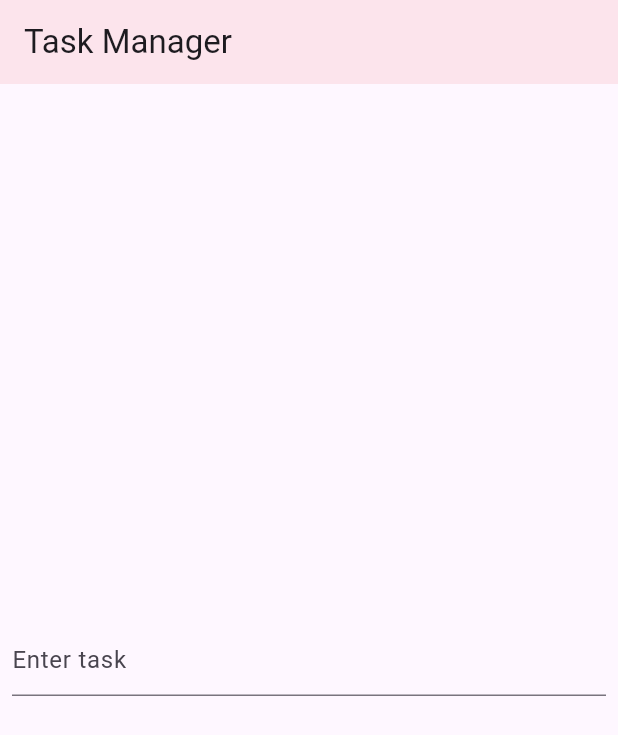
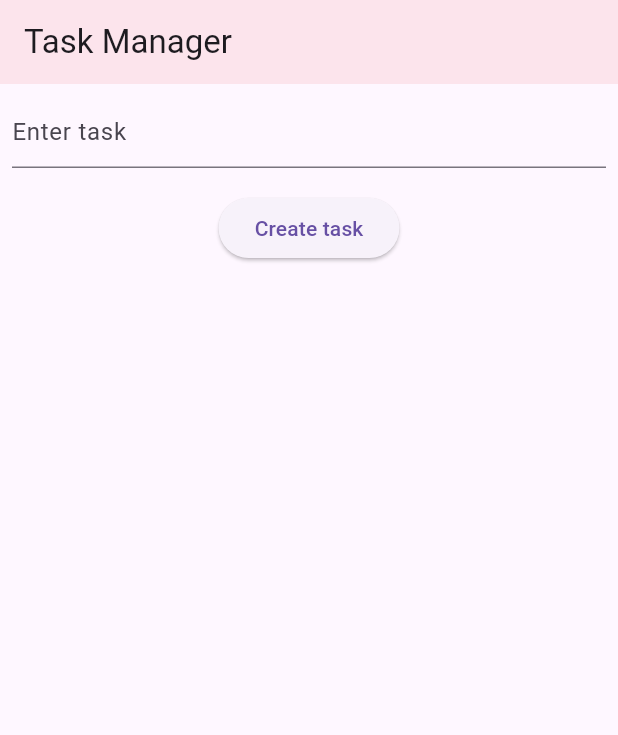
Before and after one commit to skylerplumley/cw3, a Flutter app: the screen it shows after launch, on a phone screen of 412 x 824 dp. Shown: the top 735 px of the screen. Run offline on Flutter 3.47's test engine with Material 3 defaults, Android fonts, the phone set to English and light mode, and no system bars.

Commit message:
Tasks displayed as they are created

```diff
--- a/lib/main.dart
+++ b/lib/main.dart
@@ -50,6 +50,18 @@
               controller: taskinput,
               decoration: InputDecoration(hintText: 'Enter task'),
             ),
+            SizedBox(height: 16),
+            ElevatedButton(onPressed: createtask, child: Text('Create task')),
+            SizedBox(height: 16),
+            Expanded(
+              child: ListView.builder(
+                  itemCount: tasklist.length,
+                  itemBuilder: (context, index) {
+                    return ListTile(
+                      title: Text(tasklist[index]['task']),
+                    );
+                  }),
+            ),
           ],
         ),
       ),
```
